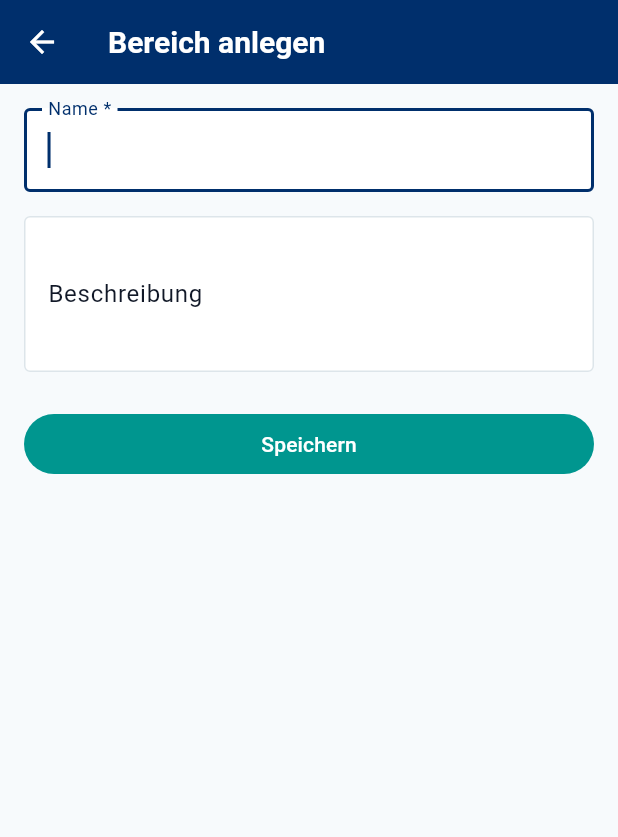
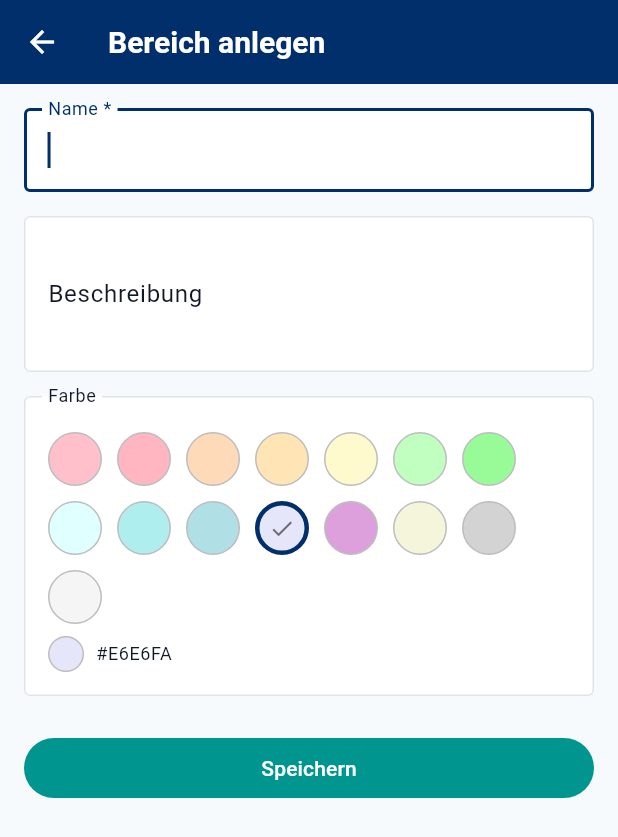
Before and after one commit to ulysses4439/orga_sphere, a Flutter app: the CreateDomainScreen screen opened by its route, on a phone screen of 412 x 824 dp. Shown: the top 837 px of the screen. Run offline on Flutter 3.47's test engine with Material 3 defaults, Android fonts, the phone set to English and light mode, and no system bars; network calls fail.

Commit message:
feat: Domain-Farben + Sortierung nach Fälligkeitsdatum
- DB-Schema: TaskDomain bekommt color-Spalte (NVARCHAR(7), Default #F5F5F5)
- Backend: POST /domains nimmt color entgegen
- TaskDomain-Modell: colorHex-Feld + color-Getter (Flutter Color)
- CreateDomainScreen: Farbpalette mit 15 Pastellfarben zur Auswahl
- TaskListItem: Card-Hintergrund in der Domain-Farbe
- Sortierung: Aktive Spheres nach dueDate ASC, Archiv nach completedAt DESC

Co-Authored-By: Claude Sonnet 4.6 <noreply@anthropic.com>

```diff
--- a/lib/models/task_domain.dart
+++ b/lib/models/task_domain.dart
@@ -1,14 +1,18 @@
+import 'package:flutter/material.dart';
+
 /// Domain or area for task grouping.
 /// Examples: Verein, Arbeit, Privat.
 class TaskDomain {
   final String id;
   final String name;
   final String description;
+  final String colorHex;
 
   TaskDomain({
     required this.id,
     required this.name,
     required this.description,
+    this.colorHex = '#F5F5F5',
   });
 
   factory TaskDomain.fromJson(Map<String, dynamic> json) {
@@ -16,7 +20,13 @@ class TaskDomain {
       id: json['id'] as String,
       name: json['name'] as String,
       description: json['description'] as String? ?? '',
+      colorHex: json['color'] as String? ?? '#F5F5F5',
     );
+  }
+
+  Color get color {
+    final hex = colorHex.replaceAll('#', '');
+    return Color(int.parse('0xFF$hex'));
   }
 
   @override
--- a/lib/screens/create_domain_screen.dart
+++ b/lib/screens/create_domain_screen.dart
@@ -1,5 +1,23 @@
 import 'package:flutter/material.dart';
 import '../services/task_service.dart';
+
+const _kPaletteColors = [
+  '#FFC0CB', // Rosa
+  '#FFB6C1', // Hellrosa
+  '#FFDAB9', // Pfirsich
+  '#FFE4B5', // Maisgelb
+  '#FFFACD', // Zitrone
+  '#C1FFC1', // Hellgrün
+  '#98FB98', // Blassgrün
+  '#E0FFFF', // Hellcyan
+  '#AFEEEE', // Türkis
+  '#B0E0E6', // Puderblau
+  '#E6E6FA', // Lavendel
+  '#DDA0DD', // Pflaume
+  '#F5F5DC', // Beige
+  '#D3D3D3', // Hellgrau
+  '#F5F5F5', // Weiß
+];
 
 class CreateDomainScreen extends StatefulWidget {
   const CreateDomainScreen({super.key});
@@ -12,6 +30,7 @@ class _CreateDomainScreenState extends State<CreateDomainScreen> {
   final _formKey = GlobalKey<FormState>();
   final _nameController = TextEditingController();
   final _descController = TextEditingController();
+  String _selectedColor = '#E6E6FA';
   bool _saving = false;
 
   @override
@@ -28,6 +47,7 @@ class _CreateDomainScreenState extends State<CreateDomainScreen> {
       await TaskService().createDomain(
         _nameController.text.trim(),
         _descController.text.trim(),
+        _selectedColor,
       );
       if (mounted) Navigator.of(context).pop(true);
     } catch (e) {
@@ -40,12 +60,15 @@ class _CreateDomainScreenState extends State<CreateDomainScreen> {
     }
   }
 
+  Color _hexToColor(String hex) {
+    final clean = hex.replaceAll('#', '');
+    return Color(int.parse('0xFF$clean'));
+  }
+
   @override
   Widget build(BuildContext context) {
     return Scaffold(
-      appBar: AppBar(
-        title: const Text('Bereich anlegen'),
-      ),
+      appBar: AppBar(title: const Text('Bereich anlegen')),
       body: _saving
           ? const Center(child: CircularProgressIndicator())
           : Form(
@@ -74,6 +97,65 @@ class _CreateDomainScreenState extends State<CreateDomainScreen> {
                     textCapitalization: TextCapitalization.sentences,
                     maxLines: 3,
                   ),
+                  const SizedBox(height: 16),
+                  InputDecorator(
+                    decoration: const InputDecoration(
+                      labelText: 'Farbe',
+                      border: OutlineInputBorder(),
+                    ),
+                    child: Column(
+                      crossAxisAlignment: CrossAxisAlignment.start,
+                      children: [
+                        const SizedBox(height: 8),
+                        Wrap(
+                          spacing: 10,
+                          runSpacing: 10,
+                          children: _kPaletteColors.map((hex) {
+                            final isSelected = hex == _selectedColor;
+                            return GestureDetector(
+                              onTap: () => setState(() => _selectedColor = hex),
+                              child: Container(
+                                width: 36,
+                                height: 36,
+                                decoration: BoxDecoration(
+                                  color: _hexToColor(hex),
+                                  shape: BoxShape.circle,
+                                  border: Border.all(
+                                    color: isSelected
+                                        ? Theme.of(context).colorScheme.primary
+                                        : Colors.grey.shade400,
+                                    width: isSelected ? 3 : 1,
+                                  ),
+                                ),
+                                child: isSelected
+                                    ? const Icon(Icons.check, size: 18, color: Colors.black54)
+                                    : null,
+                              ),
+                            );
+                          }).toList(),
+                        ),
+                        const SizedBox(height: 8),
+                        Row(
+                          children: [
+                            Container(
+                              width: 24,
+                              height: 24,
+                              decoration: BoxDecoration(
+                                color: _hexToColor(_selectedColor),
+                                shape: BoxShape.circle,
+                                border: Border.all(color: Colors.grey.shade400),
+                              ),
+                            ),
+                            const SizedBox(width: 8),
+                            Text(
+                              _selectedColor.toUpperCase(),
+                              style: Theme.of(context).textTheme.bodySmall,
+                            ),
+                          ],
+                        ),
+                      ],
+                    ),
+                  ),
                   const SizedBox(height: 24),
                   FilledButton(
                     onPressed: _save,
--- a/lib/screens/task_list_screen.dart
+++ b/lib/screens/task_list_screen.dart
@@ -128,9 +128,11 @@ class _TaskListScreenState extends State<TaskListScreen> {
         final task = tasks[index];
         final domainName = _taskService.getDomainById(task.domainId)?.name ?? 'Allgemein';
 
+        final domain = _taskService.getDomainById(task.domainId);
         return _TaskListItem(
           task: task,
           domainName: domainName,
+          domainColor: domain?.color,
           onTap: () async {
             await Navigator.of(context).pushNamed('/task-detail', arguments: task.id);
             setState(() {});
@@ -144,11 +146,13 @@ class _TaskListScreenState extends State<TaskListScreen> {
 class _TaskListItem extends StatelessWidget {
   final Task task;
   final String domainName;
+  final Color? domainColor;
   final VoidCallback onTap;
 
   const _TaskListItem({
     required this.task,
     required this.domainName,
+    this.domainColor,
     required this.onTap,
   });
 
@@ -174,6 +178,7 @@ class _TaskListItem extends StatelessWidget {
 
     return Card(
       margin: const EdgeInsets.symmetric(vertical: 8, horizontal: 0),
+      color: domainColor,
       child: ListTile(
         onTap: onTap,
         leading: Icon(statusIcon, color: statusColor),
--- a/lib/services/api_service.dart
+++ b/lib/services/api_service.dart
@@ -80,11 +80,11 @@ class ApiService {
     _checkStatus(response);
   }
 
-  static Future<TaskDomain> createDomain(String name, String description) async {
+  static Future<TaskDomain> createDomain(String name, String description, String color) async {
     final response = await http.post(
       Uri.parse('$_baseUrl/domains'),
       headers: {'Content-Type': 'application/json'},
-      body: jsonEncode({'name': name, 'description': description}),
+      body: jsonEncode({'name': name, 'description': description, 'color': color}),
     );
     _checkStatus(response);
     return TaskDomain.fromJson(jsonDecode(response.body) as Map<String, dynamic>);
--- a/lib/services/task_service.dart
+++ b/lib/services/task_service.dart
@@ -64,10 +64,12 @@ class TaskService {
   }
 
   List<Task> getActiveTasks() =>
-      _tasks.where((t) => t.status != TaskStatus.done).toList();
+      (_tasks.where((t) => t.status != TaskStatus.done).toList()
+        ..sort((a, b) => a.dueDate.compareTo(b.dueDate)));
 
   List<Task> getArchivedTasks() =>
-      _tasks.where((t) => t.status == TaskStatus.done).toList();
+      (_tasks.where((t) => t.status == TaskStatus.done).toList()
+        ..sort((a, b) => (b.completedAt ?? b.dueDate).compareTo(a.completedAt ?? a.dueDate)));
 
   Future<Task> createTask({
     required String domainId,
@@ -120,8 +122,8 @@ class TaskService {
     getTaskById(taskId)?.addLogEntry(entry);
   }
 
-  Future<TaskDomain> createDomain(String name, String description) async {
-    final domain = await ApiService.createDomain(name, description);
+  Future<TaskDomain> createDomain(String name, String description, String color) async {
+    final domain = await ApiService.createDomain(name, description, color);
     _domains.add(domain);
     return domain;
   }
```
Also changed, not shown: 2 other files.
